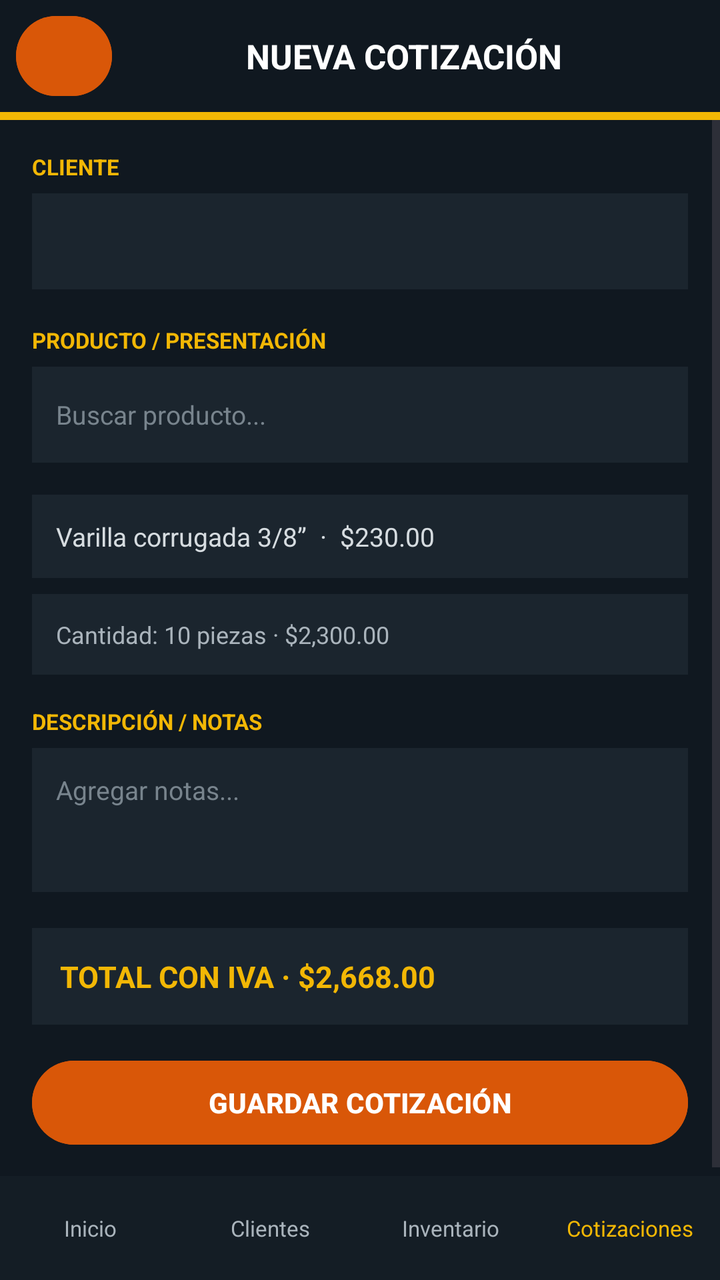
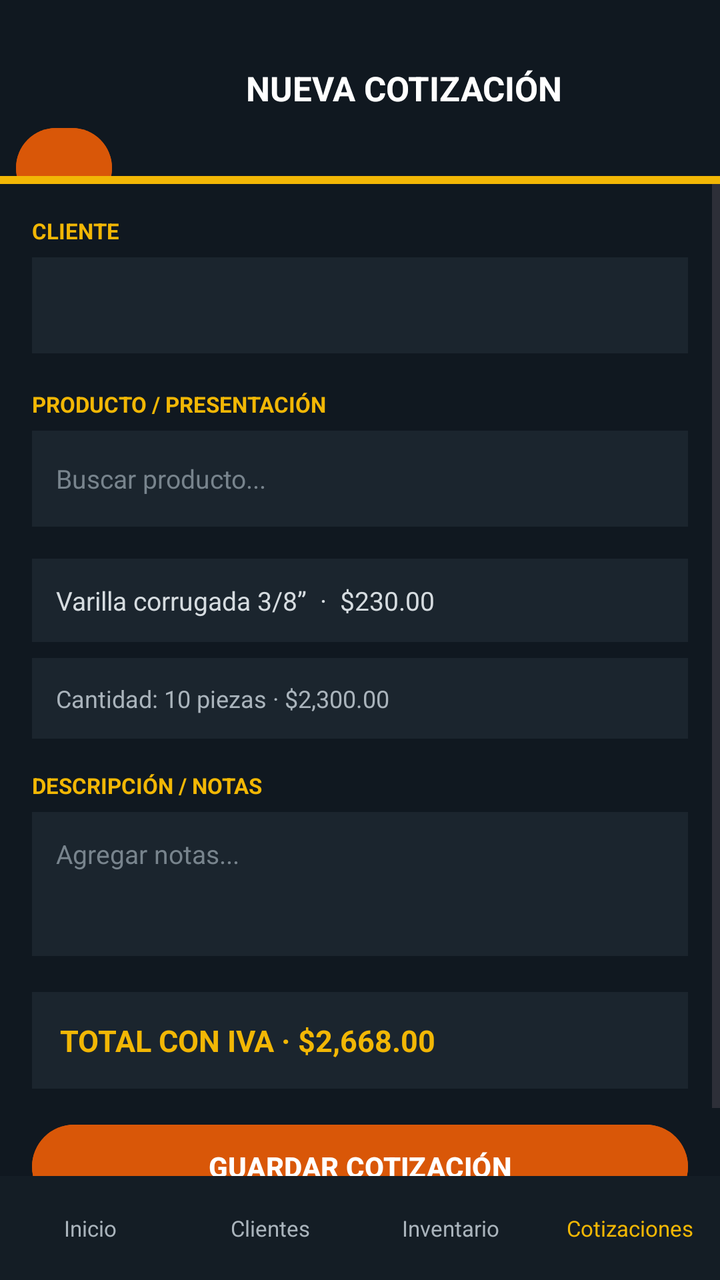

Before-and-after screenshots of an Android layout around one commit, followed by the original layout XML and the change that was made.
<!-- AndroidManifest.xml: application theme Theme.Aceroswecorp -->
<!-- res/layout/activity_nueva_cotizacion.xml -->
<?xml version="1.0" encoding="utf-8"?>
<LinearLayout xmlns:android="http://schemas.android.com/apk/res/android"
    android:id="@+id/screen_root"
    android:layout_width="match_parent"
    android:layout_height="match_parent"
    android:background="#101820"
    android:orientation="vertical">

    <LinearLayout
        android:layout_width="match_parent"
        android:layout_height="56dp"
        android:background="#101820"
        android:gravity="center_vertical"
        android:orientation="horizontal"
        android:paddingStart="8dp"
        android:paddingEnd="12dp">

        <Button
            android:id="@+id/screen_back"
            android:layout_width="48dp"
            android:layout_height="48dp"
            android:backgroundTint="#D95708"
            android:contentDescription="@string/back"
            android:text="@string/back_arrow"
            android:textColor="#FFFFFF"
            android:textSize="24sp" />

        <TextView
            android:layout_width="0dp"
            android:layout_height="wrap_content"
            android:layout_weight="1"
            android:gravity="center"
            android:text="NUEVA COTIZACIÓN"
            android:textColor="#FFFFFF"
            android:textSize="17sp"
            android:textStyle="bold" />
    </LinearLayout>

    <TextView android:layout_width="match_parent" android:layout_height="4dp" android:background="#F2B705" />

    <ScrollView
        android:layout_width="match_parent"
        android:layout_height="0dp"
        android:layout_weight="1">

        <LinearLayout
            android:layout_width="match_parent"
            android:layout_height="wrap_content"
            android:orientation="vertical"
            android:padding="16dp">

            <TextView android:layout_width="match_parent" android:layout_height="wrap_content" android:text="CLIENTE" android:textColor="#F2B705" android:textSize="11sp" android:textStyle="bold" />
            <Spinner android:layout_width="match_parent" android:layout_height="48dp" android:layout_marginTop="6dp" android:background="#1B252E" android:prompt="@string/select_client" />

            <TextView android:layout_width="match_parent" android:layout_height="wrap_content" android:layout_marginTop="18dp" android:text="PRODUCTO / PRESENTACIÓN" android:textColor="#F2B705" android:textSize="11sp" android:textStyle="bold" />
            <EditText android:layout_width="match_parent" android:layout_height="48dp" android:layout_marginTop="6dp" android:background="#1B252E" android:hint="Buscar producto..." android:padding="12dp" android:textColor="#FFFFFF" android:textColorHint="#78848D" android:textSize="13sp" />

            <TextView android:layout_width="match_parent" android:layout_height="wrap_content" android:layout_marginTop="16dp" android:background="#1B252E" android:padding="12dp" android:text="Varilla corrugada 3/8”  ·  $230.00" android:textColor="#D6DCE0" android:textSize="13sp" />
            <TextView android:layout_width="match_parent" android:layout_height="wrap_content" android:layout_marginTop="8dp" android:background="#1B252E" android:padding="12dp" android:text="Cantidad: 10 piezas · $2,300.00" android:textColor="#AAB4BC" android:textSize="12sp" />

            <TextView android:layout_width="match_parent" android:layout_height="wrap_content" android:layout_marginTop="16dp" android:text="DESCRIPCIÓN / NOTAS" android:textColor="#F2B705" android:textSize="11sp" android:textStyle="bold" />
            <EditText android:layout_width="match_parent" android:layout_height="72dp" android:layout_marginTop="6dp" android:background="#1B252E" android:gravity="top" android:hint="Agregar notas..." android:padding="12dp" android:textColor="#FFFFFF" android:textColorHint="#78848D" android:textSize="13sp" />

            <TextView
                android:layout_width="match_parent"
                android:layout_height="wrap_content"
                android:layout_marginTop="18dp"
                android:background="#1B252E"
                android:padding="14dp"
                android:text="TOTAL CON IVA · $2,668.00"
                android:textColor="#F2B705"
                android:textSize="15sp"
                android:textStyle="bold" />

            <Button
                android:id="@+id/button_save_quote"
                android:layout_width="match_parent"
                android:layout_height="50dp"
                android:layout_marginTop="14dp"
                android:backgroundTint="#D95708"
                android:text="GUARDAR COTIZACIÓN"
                android:textColor="#FFFFFF"
                android:textStyle="bold" />
        </LinearLayout>
    </ScrollView>

    <LinearLayout android:layout_width="match_parent" android:layout_height="52dp" android:background="#141D25" android:gravity="center" android:orientation="horizontal">
        <TextView android:id="@+id/nav_inicio" android:layout_width="0dp" android:layout_height="match_parent" android:layout_weight="1" android:gravity="center" android:text="Inicio" android:textColor="#AAB4BC" android:textSize="11sp" />
        <TextView android:id="@+id/nav_clientes" android:layout_width="0dp" android:layout_height="match_parent" android:layout_weight="1" android:gravity="center" android:text="Clientes" android:textColor="#AAB4BC" android:textSize="11sp" />
        <TextView android:id="@+id/nav_inventario" android:layout_width="0dp" android:layout_height="match_parent" android:layout_weight="1" android:gravity="center" android:text="Inventario" android:textColor="#AAB4BC" android:textSize="11sp" />
        <TextView android:id="@+id/nav_cotizaciones" android:layout_width="0dp" android:layout_height="match_parent" android:layout_weight="1" android:gravity="center" android:text="Cotizaciones" android:textColor="#F2B705" android:textSize="11sp" />
    </LinearLayout>
</LinearLayout>
<!-- resources referenced by this layout -->
<resources>
  <string name="back">Volver</string>
  <string name="back_arrow">‹</string>
  <string name="select_client">Seleccionar cliente</string>
  <style name="Theme.Aceroswecorp" parent="Base.Theme.Aceroswecorp" />
  <style name="Base.Theme.Aceroswecorp" parent="Theme.Material3.DayNight.NoActionBar">
          
          
      </style>
</resources>

<!-- the commit's change to res/layout/activity_nueva_cotizacion.xml (unified diff, before → after) -->
@@ -8,7 +8,7 @@
 
     <LinearLayout
         android:layout_width="match_parent"
-        android:layout_height="56dp"
+        android:layout_height="wrap_content"
         android:background="#101820"
         android:gravity="center_vertical"
         android:orientation="horizontal"
@@ -21,6 +21,7 @@
             android:layout_height="48dp"
             android:backgroundTint="#D95708"
             android:contentDescription="@string/back"
+            android:layout_marginTop="40dp"
             android:text="@string/back_arrow"
             android:textColor="#FFFFFF"
             android:textSize="24sp" />
